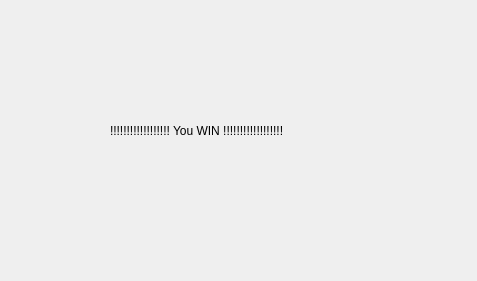
varietytas/AI_app_Qt, file sendconfirmwindow.ui: the form before one commit.
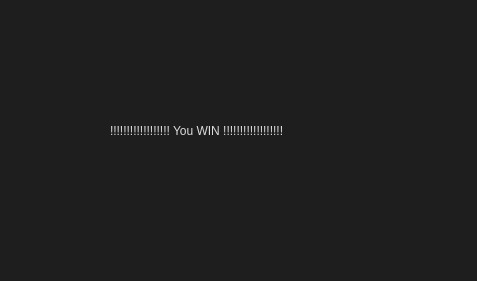
The form after the commit.

```diff
--- a/sendconfirmwindow.ui
+++ b/sendconfirmwindow.ui
@@ -5,6 +5,55 @@
   <property name="windowModality">
    <enum>Qt::ApplicationModal</enum>
   </property>
+  <property name="styleSheet">
+    <string notr="true">
+     QWidget {
+      background-color: #1e1e1e;
+      color: #dcdcdc;
+     }
+     QTabWidget::pane {
+      border: none;
+     }
+     
+     QPushButton {
+      background-color: #3b3b3b;
+      color: #dcdcdc;
+      border-radius: 20px;
+      padding: 5px;
+      min-width: 80px;
+     }
+     QPushButton:hover {
+      background-color: #575757;
+     }
+     QPushButton:pressed {
+      background-color: #737373;
+     }
+
+     QPlainTextEdit, QTextBrowser {
+      background-color: #2e2e2e;
+      color: #dcdcdc;
+      border-radius: 15px;
+      padding: 10px;
+     }
+     
+     QListView {
+      background-color: #2e2e2e;
+      color: #dcdcdc;
+      border-radius: 15px;
+      padding: 5px;
+     }
+     
+     QListView::item {
+      padding: 10px;
+      border-bottom: 1px solid #3b3b3b;
+     }
+     
+     QListView::item:selected {
+      background-color: #575757;
+      color: white;
+     }
+    </string>
+   </property>
   <property name="geometry">
    <rect>
     <x>0</x>
```
